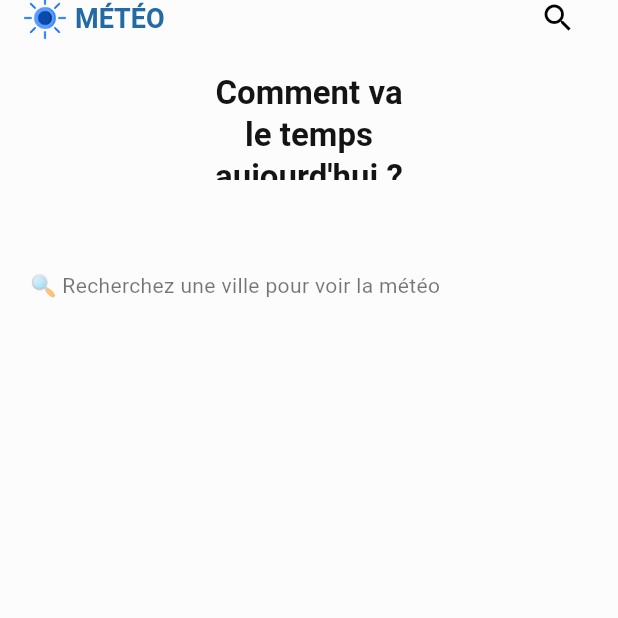
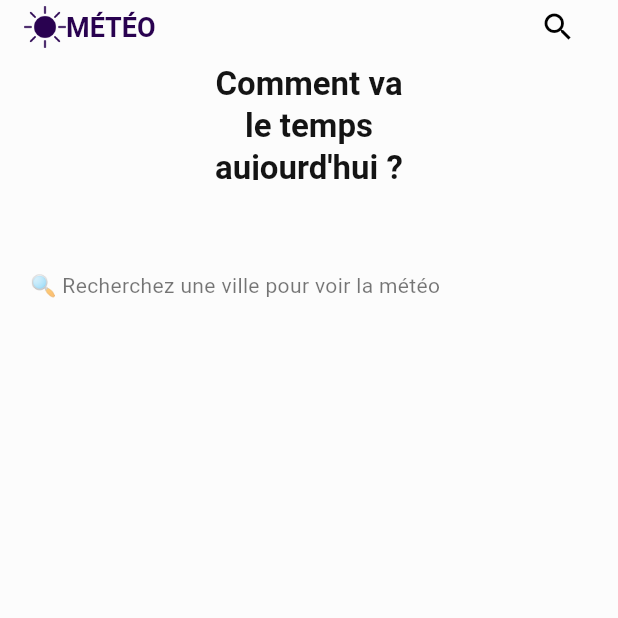
Before and after one commit to aliounediallo-debug/appli_meteo, a Flutter app: the screen it shows after launch, on a phone screen of 412 x 824 dp, the top half of it. Run offline on Flutter 3.47's test engine with Material 3 defaults, Android fonts, the phone set to English and light mode, and no system bars; network calls fail; project files that could hold a hidden picture were left out.

```diff
--- a/lib/src/pages/home.dart
+++ b/lib/src/pages/home.dart
@@ -32,11 +32,11 @@ class _HomePageState extends State<HomePage> {
     });
   }
   @override
-void initState() {
-  super.initState();
-  searchController.text = "Dakar";
-  fetchWeather(); // appel automatique
-}
+  void initState() {
+    super.initState();
+    searchController.text = "Dakar";
+    fetchWeather(); // appel automatique
+  }
 
 
   @override
@@ -55,17 +55,18 @@ void initState() {
               mainAxisAlignment: MainAxisAlignment.spaceBetween,
               children: [
                 Row(
+                  mainAxisAlignment: MainAxisAlignment.spaceBetween,
                   children: [
                     Image.asset(
                       "img/brightness.png",
+                      color: Color.fromARGB(255, 41, 2, 80),
                       width: 28,
                       height: 28,
                     ),
-                    const SizedBox(width: 6),
                     const Text(
                       "MÉTÉO",
                       style: TextStyle(
-                        color: Color.fromARGB(255, 35, 107, 165),
+                        color: Color.fromARGB(255, 41, 2, 80),
                         fontSize: 18,
                         fontWeight: FontWeight.bold,
                       ),
@@ -92,8 +93,6 @@ void initState() {
               ],
             ),
 
-            const SizedBox(height: 12),
-
             const Text(
               "Comment va\nle temps\naujourd'hui ?",
               textAlign: TextAlign.center,
@@ -119,7 +118,6 @@ void initState() {
 
             if (!isLoading && weatherData != null) ...[
               GrandMeteo(data: weatherData),
-              const SizedBox(height: 20),
               GrilleStat(),
             ],
 
--- a/lib/src/pages/recherche.dart
+++ b/lib/src/pages/recherche.dart
@@ -36,7 +36,7 @@ class _SearchPageState extends State<Recherche> {
                 hintStyle: const TextStyle(color: Colors.white70),
                 prefixIcon: const Icon(Icons.search, color: Colors.white),
                 filled: true,
-                fillColor: const Color.fromARGB(255, 89, 81, 97),
+                fillColor: const Color.fromARGB(255, 41, 2, 80),
                 border: OutlineInputBorder(
                   borderRadius: BorderRadius.circular(12),
                   borderSide: BorderSide.none,
--- a/lib/src/pages/services/meteo_api.dart
+++ b/lib/src/pages/services/meteo_api.dart
@@ -6,7 +6,7 @@ class WeatherApi {
   static const String _baseUrl =
   "https://api.openweathermap.org/data/2.5/weather";
 
-  /// Récupérer la météo par ville
+
   static Future<Map<String, dynamic>?> fetchWeatherByCity(String city) async {
     final url =
         "$_baseUrl?q=$city&appid=$_apiKey&units=metric&lang=fr";
```
Also changed, not shown: lib/src/pages/widgets/grand_meteo.dart (+8 -4 lines), lib/src/pages/widgets/grille_stat.dart (+20 -17 lines).
